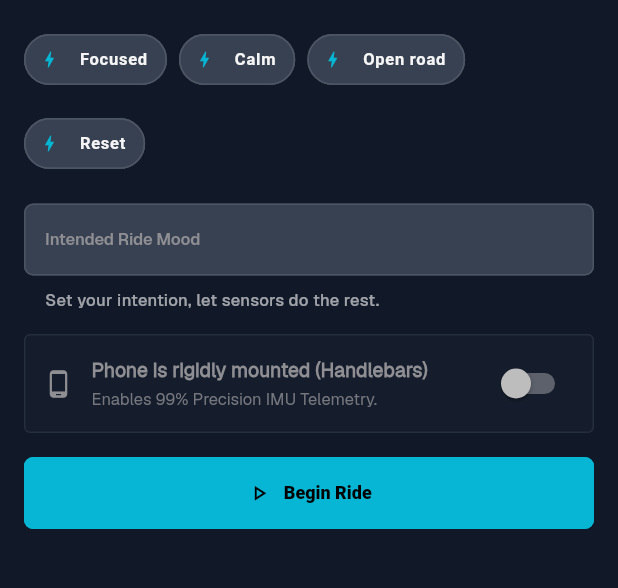
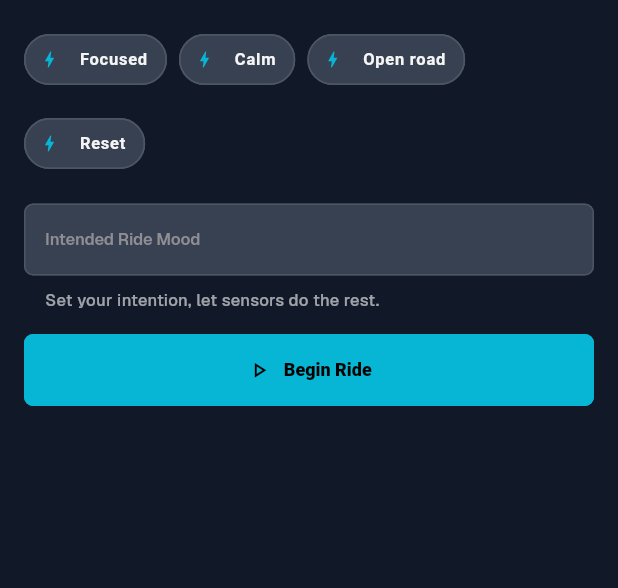
Before and after one commit to Madeforth/Madeforth-Apex-Flow, a Flutter app: the _StartRideSheet widget shown alone on an empty page, opened directly with empty values, on a phone screen of 412 x 824 dp, the part 164-752 px from its top. Run offline on Flutter 3.47's test engine with Material 3 defaults, Android fonts, the light colour scheme and no system bars; our stand-ins replace camera, cloud_firestore, cloud_functions, firebase_auth, firebase_core, firebase_messaging and 21 more; missing offline and left inert: encrypt, google_mlkit_barcode_scanning, google_mlkit_text_recognition, home_widget, purchases_flutter; accounts and stored records are empty; generated files the repository leaves out were written again.

Commit message:
fix: remove non-functional mount-calibration toggle from Start Ride sheet
User reported the "phone rigidly mounted (handlebars)" switch in the
Start Ride sheet doesn't work for their setup. Removed the toggle;
rides now always start with isMounted false (pocket-mode telemetry
assumption).

```diff
--- a/lib/rides/presentation/widgets/start_ride_sheet.dart
+++ b/lib/rides/presentation/widgets/start_ride_sheet.dart
@@ -86,7 +86,7 @@ class _StartRideSheet extends StatefulWidget {
 
 class _StartRideSheetState extends State<_StartRideSheet> {
   late final TextEditingController _moodController;
-  bool _isMounted = false;
+  final bool _isMounted = false;
 
   @override
   void initState() {
@@ -182,77 +182,6 @@ class _StartRideSheetState extends State<_StartRideSheet> {
               'Hedefini belirle, gerisini sensörlere bırak.',
               'Set your intention, let sensors do the rest.',
               'Legen Sie Ihre Absicht fest, den Rest erledigen die Sensoren.',
-            ),
-          ),
-          const SizedBox(height: ApexSpacing.x2),
-          // Mount Calibration Toggle
-          Container(
-            padding: const EdgeInsets.symmetric(horizontal: 12, vertical: 8),
-            decoration: BoxDecoration(
-              color: context.colors.surface.withValues(alpha: 0.3),
-              borderRadius: BorderRadius.circular(4),
-              border: Border.all(
-                color: _isMounted
-                    ? context.colors.cyan.withValues(alpha: 0.5)
-                    : context.colors.border.withValues(alpha: 0.3),
-              ),
-            ),
-            child: Row(
-              children: [
-                Icon(
-                  Icons.phone_android,
-                  color: _isMounted
-                      ? context.colors.cyan
-                      : context.colors.textSecondary,
-                  size: 20,
-                ),
-                const SizedBox(width: 12),
-                Expanded(
-                  child: Column(
-                    crossAxisAlignment: CrossAxisAlignment.start,
-                    children: [
-                      Text(
-                        tInline(
-                          strings.languageCode,
-                          'Telefon Motora Sabit (Gidon/QuadLock)',
-                          'Phone is rigidly mounted (Handlebars)',
-                          'Telefon ist fest montiert (Lenker)',
-                        ),
-                        style: TextStyle(
-                          color: _isMounted
-                              ? Colors.white
-                              : context.colors.textSecondary,
-                          fontSize: 13,
-                          fontWeight: FontWeight.w600,
-                        ),
-                      ),
-                      const SizedBox(height: 2),
-                      Text(
-                        tInline(
-                          strings.languageCode,
-                          '%99 Doğruluklu IMU Telemetrisini Aktifleştirir.',
-                          'Enables 99% Precision IMU Telemetry.',
-                          'Aktiviert 99 % Präzisions-IMU-Telemetrie.',
-                        ),
-                        style: TextStyle(
-                          color: context.colors.textSecondary.withValues(
-                            alpha: 0.8,
-                          ),
-                          fontSize: 11,
-                        ),
-                      ),
-                    ],
-                  ),
-                ),
-                Switch(
-                  value: _isMounted,
-                  activeColor: context.colors.cyan,
-                  onChanged: (val) {
-                    setState(() => _isMounted = val);
-                    HapticFeedback.lightImpact();
-                  },
-                ),
-              ],
             ),
           ),
           const SizedBox(height: ApexSpacing.x2),
```
